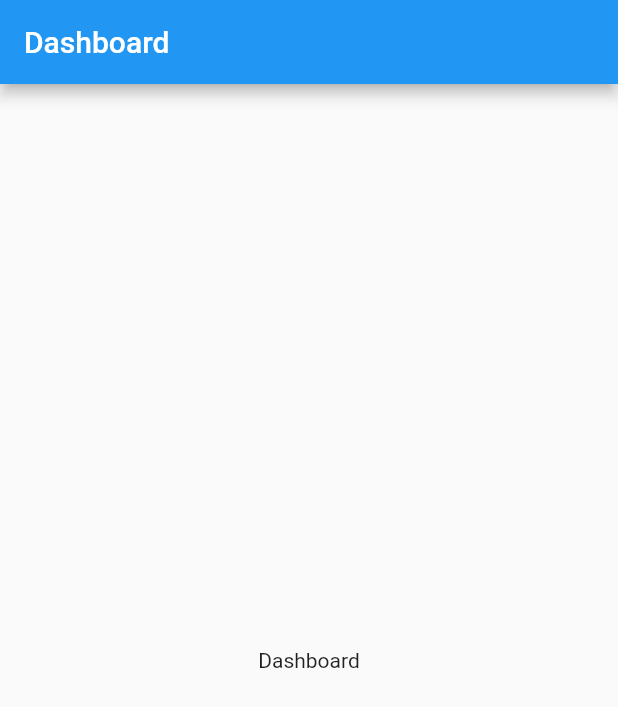
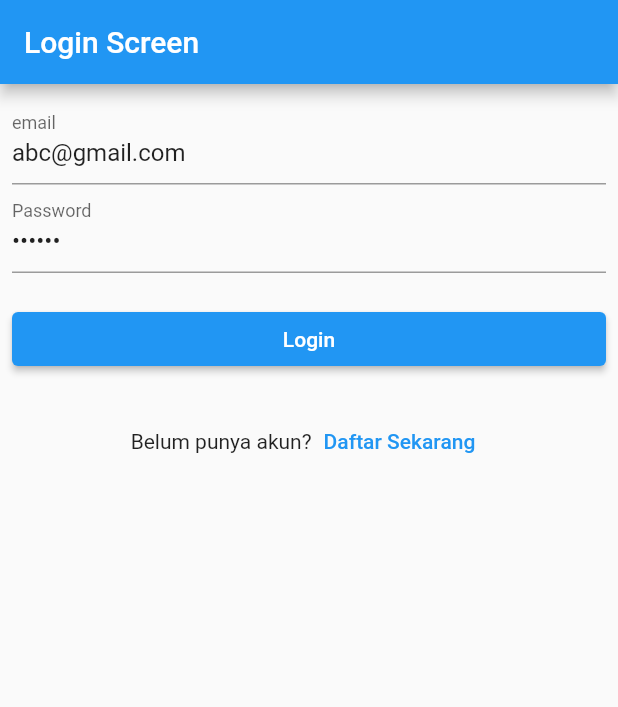
Before and after one commit to KYKY62/flutterfirebase, a Flutter app: the screen it shows after launch, on a phone screen of 412 x 824 dp. Shown: the top 707 px of the screen. Run offline on Flutter 3.47's test engine with Material 2 defaults, Android fonts, the light colour scheme and no system bars; our stand-ins replace firebase_auth, firebase_core, get; accounts and stored records are empty.

Commit message:
Moving texteditingcontroller

```diff
--- /dev/null
+++ b/config.json
@@ -0,0 +1,5 @@
+{
+    "modules": [
+
+    ]
+}
--- /dev/null
+++ b/lib/controller.dart
@@ -0,0 +1,50 @@
+// ignore_for_file: avoid_print
+
+import 'package:firebase_auth/firebase_auth.dart';
+import 'package:flutter/cupertino.dart';
+import 'package:get/get.dart';
+
+class Controller extends GetxController {
+  FirebaseAuth auth = FirebaseAuth.instance;
+
+  final emailc = TextEditingController(text: "abc@gmail.com");
+  final passwordC = TextEditingController(text: "123456");
+
+  Stream<User?> get streamAuthStatus => auth.authStateChanges();
+
+  void login(String email, String password) async {
+    try {
+      await FirebaseAuth.instance
+          .signInWithEmailAndPassword(email: email, password: password);
+    } on FirebaseAuthException catch (e) {
+      if (e.code == 'user-not-found') {
+        print('No user found for that email.');
+      } else if (e.code == 'wrong-password') {
+        print('Wrong password provided for that user.');
+      }
+    }
+  }
+
+  void signUp(String email, String password) async {
+    try {
+      final credential =
+          await FirebaseAuth.instance.createUserWithEmailAndPassword(
+        email: email,
+        password: password,
+      );
+      Get.back();
+    } on FirebaseAuthException catch (e) {
+      if (e.code == 'weak-password') {
+        print('The password provided is too weak.');
+      } else if (e.code == 'email-already-in-use') {
+        print('The account already exists for that email.');
+      }
+    } catch (e) {
+      print(e);
+    }
+  }
+
+  void logOut() async {
+    await FirebaseAuth.instance.signOut();
+  }
+}
--- a/lib/main.dart
+++ b/lib/main.dart
@@ -1,5 +1,10 @@
+import 'package:firebase_auth/firebase_auth.dart';
 import 'package:flutter/material.dart';
 import 'package:firebase_core/firebase_core.dart';
+import 'package:flutterfire/controller.dart';
+import 'package:flutterfire/dashboardview.dart';
+import 'package:flutterfire/signup.dart';
+import 'package:get/get.dart';
 
 void main() async {
   WidgetsFlutterBinding.ensureInitialized();
@@ -12,9 +17,21 @@ class MyApp extends StatelessWidget {
 
   @override
   Widget build(BuildContext context) {
-    return const MaterialApp(
-      debugShowCheckedModeBanner: false,
-      home: HomePage(),
+    final auth = Get.put(Controller());
+    return StreamBuilder<User?>(
+      stream: auth.streamAuthStatus,
+      builder: (context, snapshot) {
+        if (snapshot.connectionState == ConnectionState.waiting) {
+          return const Center(
+            child: CircularProgressIndicator(),
+          );
+        }
+        return GetMaterialApp(
+          debugShowCheckedModeBanner: false,
+          home:
+              snapshot.data != null ? const DashboardView() : const HomePage(),
+        );
+      },
     );
   }
 }
@@ -24,13 +41,52 @@ class HomePage extends StatelessWidget {
 
   @override
   Widget build(BuildContext context) {
+    final authC = Get.find<Controller>();
     return Scaffold(
-        appBar: AppBar(
-          title: const Text("Dashboard"),
-          actions: const [],
+      appBar: AppBar(
+        title: const Text("Login Screen"),
+      ),
+      body: Padding(
+        padding: const EdgeInsets.all(8.0),
+        child: Column(
+          children: [
+            TextField(
+              controller: authC.emailc,
+              decoration: const InputDecoration(labelText: "email"),
+            ),
+            TextField(
+              controller: authC.passwordC,
+              obscureText: true,
+              decoration: const InputDecoration(labelText: "Password"),
+            ),
+            const SizedBox(
+              height: 20.0,
+            ),
+            ElevatedButton(
+              onPressed: () => authC.login(
+                authC.emailc.text,
+                authC.passwordC.text,
+              ),
+              child: const Center(
+                child: Text("Login"),
+              ),
+            ),
+            const SizedBox(
+              height: 20.0,
+            ),
+            Row(
+              mainAxisAlignment: MainAxisAlignment.center,
+              children: [
+                const Text("Belum punya akun?"),
+                TextButton(
+                  onPressed: () => Get.to(() => const SignPage()),
+                  child: const Text("Daftar Sekarang"),
+                )
+              ],
+            ),
+          ],
         ),
-        body: const Center(
-          child: Text("Dashboard"),
-        ));
+      ),
+    );
   }
 }
```
Also changed, not shown: lib/dashboardview.dart (added, +31 -0 lines), lib/signup.dart (added, +51 -0 lines), pubspec.yaml (+2 -6 lines), pubspec.lock, 1 other file.
